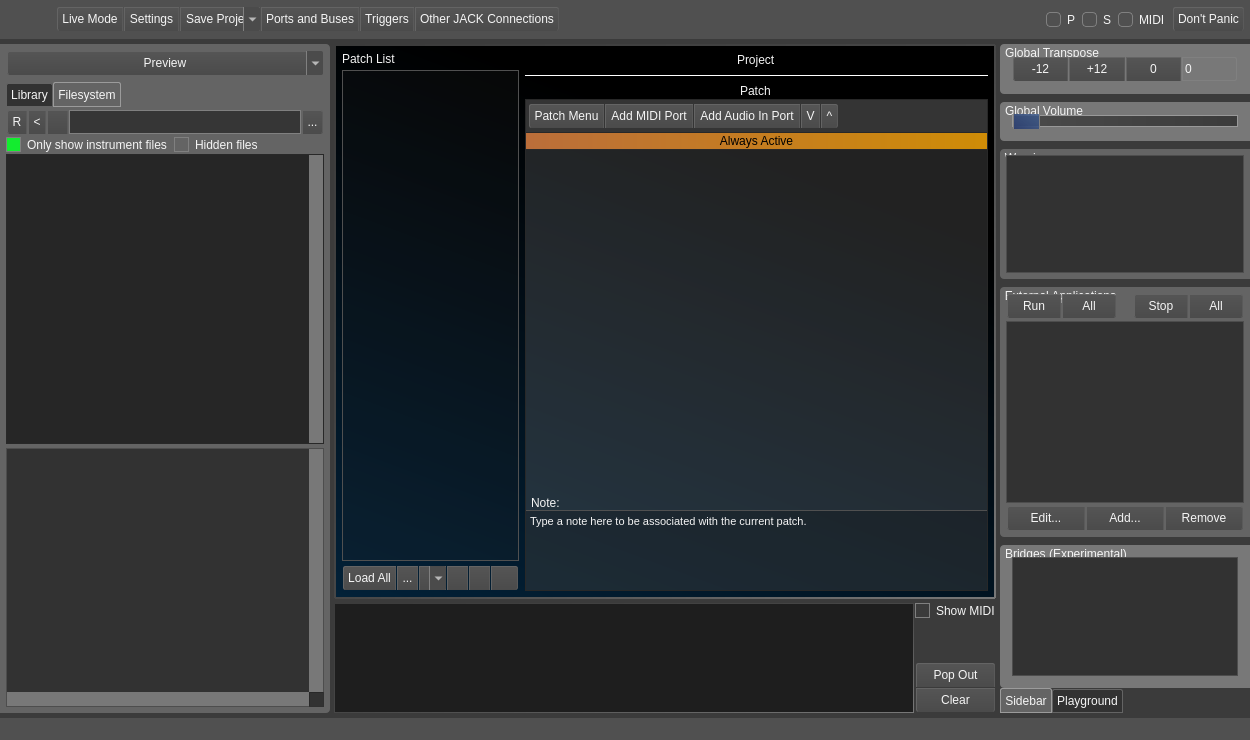
Above: src/mainwindow.ui from noedigcode/konfyt before the change. Below: the same form after it.
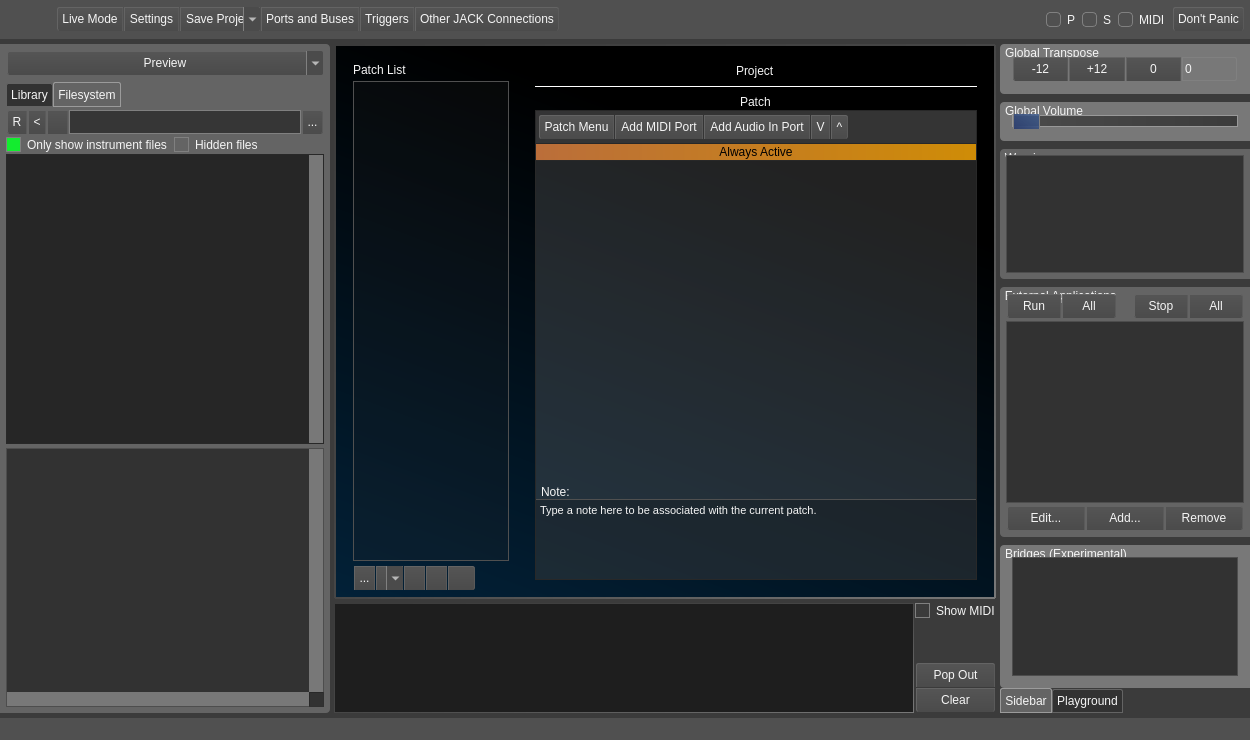
That is the form after the change. The open tabs and pages were chosen to show the change. Icons and pictures are not drawn. Custom widgets are drawn as their Qt base class.

Commit message: Remove load all patches button; Add splitter between patch list and patch layers area so patch list can be resized.

Patch:
```diff
--- a/src/mainwindow.ui
+++ b/src/mainwindow.ui
@@ -2237,6 +2237,11 @@
                       <number>5</number>
                      </property>
                      <item>
+                      <widget class="QSplitter" name="splitter">
+                       <property name="orientation">
+                        <enum>Qt::Horizontal</enum>
+                       </property>
+                       <widget class="QWidget" name="">
                       <layout class="QVBoxLayout" name="verticalLayout_2">
                        <property name="spacing">
                         <number>4</number>
@@ -2330,8 +2335,8 @@
                           <property name="spacing">
                            <number>1</number>
                           </property>
-                          <item row="0" column="0">
-                           <widget class="QPushButton" name="pushButton_LoadAll">
+                            <item row="0" column="4">
+                             <widget class="QToolButton" name="toolButton_RemovePatch">
                             <property name="sizePolicy">
                              <sizepolicy hsizetype="Minimum" vsizetype="Minimum">
                               <horstretch>0</horstretch>
@@ -2354,15 +2359,25 @@
                              <string>Load all patches into memory</string>
                             </property>
                             <property name="styleSheet">
-                             <string notr="true">border-top-right-radius: 0;
-border-bottom-right-radius: 0;</string>
+                               <string notr="true">border-top-left-radius: 0;
+border-bottom-left-radius: 0;</string>
                             </property>
                             <property name="text">
-                             <string>Load All</string>
+                               <string/>
+                              </property>
+                              <property name="icon">
+                               <iconset resource="../images.qrc">
+                                <normaloff>:/icons/remove.png</normaloff>:/icons/remove.png</iconset>
+                              </property>
+                              <property name="iconSize">
+                               <size>
+                                <width>22</width>
+                                <height>22</height>
+                               </size>
                             </property>
                            </widget>
                           </item>
-                          <item row="0" column="2">
+                            <item row="0" column="1">
                            <widget class="QToolButton" name="toolButton_AddPatch">
                             <property name="sizePolicy">
                              <sizepolicy hsizetype="Minimum" vsizetype="Minimum">
@@ -2409,29 +2424,10 @@
                             </property>
                            </widget>
                           </item>
-                          <item row="0" column="1">
-                           <widget class="QToolButton" name="toolButton_PatchListMenu">
-                            <property name="sizePolicy">
-                             <sizepolicy hsizetype="Fixed" vsizetype="Minimum">
-                              <horstretch>0</horstretch>
-                              <verstretch>0</verstretch>
-                             </sizepolicy>
-                            </property>
-                            <property name="toolTip">
-                             <string>Patch List Menu</string>
-                            </property>
-                            <property name="styleSheet">
-                             <string notr="true">border-radius: 0;</string>
-                            </property>
-                            <property name="text">
-                             <string>...</string>
-                            </property>
-                           </widget>
-                          </item>
-                          <item row="0" column="3">
+                            <item row="0" column="2">
                            <widget class="QToolButton" name="toolButton_PatchDown">
                             <property name="sizePolicy">
-                             <sizepolicy hsizetype="Fixed" vsizetype="Minimum">
+                               <sizepolicy hsizetype="Minimum" vsizetype="Minimum">
                               <horstretch>0</horstretch>
                               <verstretch>0</verstretch>
                              </sizepolicy>
@@ -2472,10 +2468,10 @@
                             </property>
                            </widget>
                           </item>
-                          <item row="0" column="4">
+                            <item row="0" column="3">
                            <widget class="QToolButton" name="toolButton_PatchUp">
                             <property name="sizePolicy">
-                             <sizepolicy hsizetype="Fixed" vsizetype="Minimum">
+                               <sizepolicy hsizetype="Minimum" vsizetype="Minimum">
                               <horstretch>0</horstretch>
                               <verstretch>0</verstretch>
                              </sizepolicy>
@@ -2516,54 +2512,31 @@
                             </property>
                            </widget>
                           </item>
-                          <item row="0" column="5">
-                           <widget class="QToolButton" name="toolButton_RemovePatch">
+                            <item row="0" column="0">
+                             <widget class="QToolButton" name="toolButton_PatchListMenu">
                             <property name="sizePolicy">
                              <sizepolicy hsizetype="Minimum" vsizetype="Minimum">
                               <horstretch>0</horstretch>
                               <verstretch>0</verstretch>
                              </sizepolicy>
                             </property>
-                            <property name="minimumSize">
-                             <size>
-                              <width>0</width>
-                              <height>0</height>
-                             </size>
-                            </property>
-                            <property name="maximumSize">
-                             <size>
-                              <width>16777215</width>
-                              <height>16777215</height>
-                             </size>
-                            </property>
                             <property name="toolTip">
                              <string>Remove selected patch</string>
                             </property>
                             <property name="styleSheet">
-                             <string notr="true">border-top-left-radius: 0;
-border-bottom-left-radius: 0;</string>
+                               <string notr="true">border-radius: 0;</string>
                             </property>
                             <property name="text">
-                             <string/>
-                            </property>
-                            <property name="icon">
-                             <iconset resource="../images.qrc">
-                              <normaloff>:/icons/remove.png</normaloff>:/icons/remove.png</iconset>
-                            </property>
-                            <property name="iconSize">
-                             <size>
-                              <width>22</width>
-                              <height>22</height>
-                             </size>
-                            </property>
+                               <string>...</string>
+                              </property>
                            </widget>
                           </item>
                          </layout>
                         </widget>
                        </item>
                       </layout>
-                     </item>
-                     <item>
+                       </widget>
+                       <widget class="QWidget" name="">
                       <layout class="QVBoxLayout" name="verticalLayout_4">
                        <property name="spacing">
                         <number>0</number>
@@ -2984,6 +2957,8 @@
                         </widget>
                        </item>
                       </layout>
+                       </widget>
+                      </widget>
                      </item>
                     </layout>
                    </widget>
```
Left out of the diff: 8 changed lines with no effect on the pictures. Lines whose indentation alone changed are shown as unchanged. The commit also changes 2 other files.
